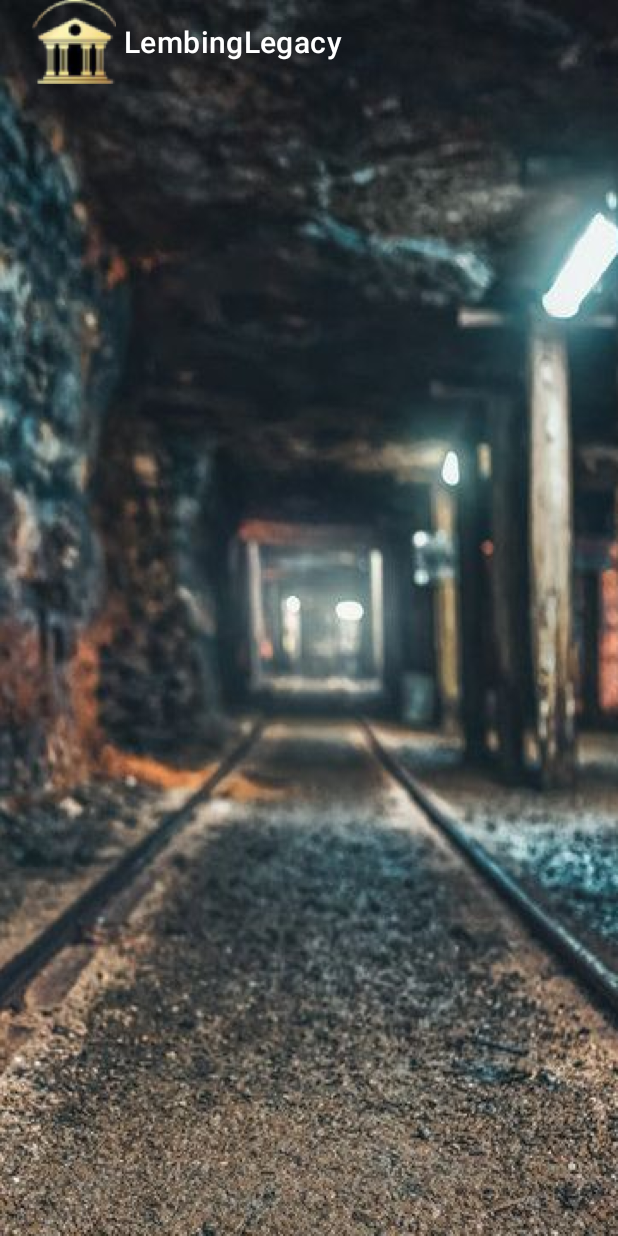
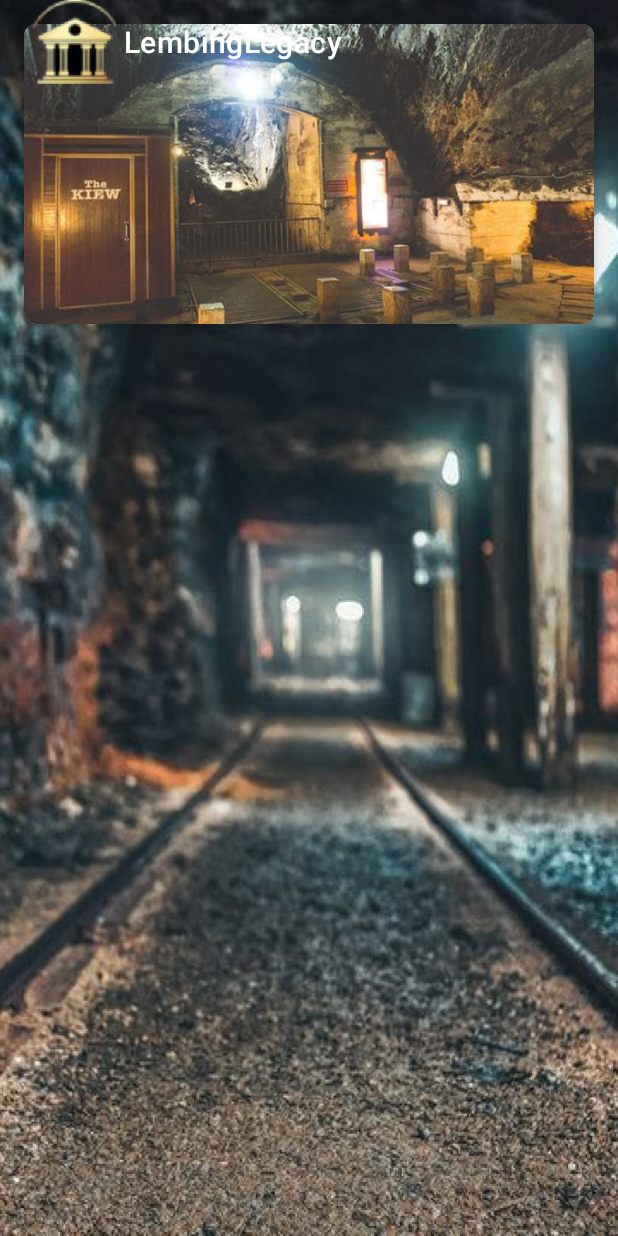
Before and after one commit to zhafranzainal/museum_visitor_app, an Android app: the screen it shows after launch (MainActivity), on a phone screen of 412 x 824 dp. Run offline under Robolectric (Android 15) with nearby library versions, the phone set to English and light mode, and no system bars.

Commit message:
Add museum image in card view

```diff
--- a/app/src/main/res/layout/activity_main.xml
+++ b/app/src/main/res/layout/activity_main.xml
@@ -7,4 +7,19 @@
     android:background="@drawable/bg_app"
     tools:context=".MainActivity">
 
+    <androidx.cardview.widget.CardView
+        android:layout_width="match_parent"
+        android:layout_height="200dp"
+        android:layout_margin="16dp"
+        app:cardCornerRadius="8dp"
+        app:cardElevation="4dp">
+
+        <ImageView
+            android:layout_width="match_parent"
+            android:layout_height="match_parent"
+            android:scaleType="centerCrop"
+            android:src="@drawable/museum" />
+
+    </androidx.cardview.widget.CardView>
+
 </RelativeLayout>
```
Also changed, not shown: app/src/main/res/drawable/museum.png (added).
